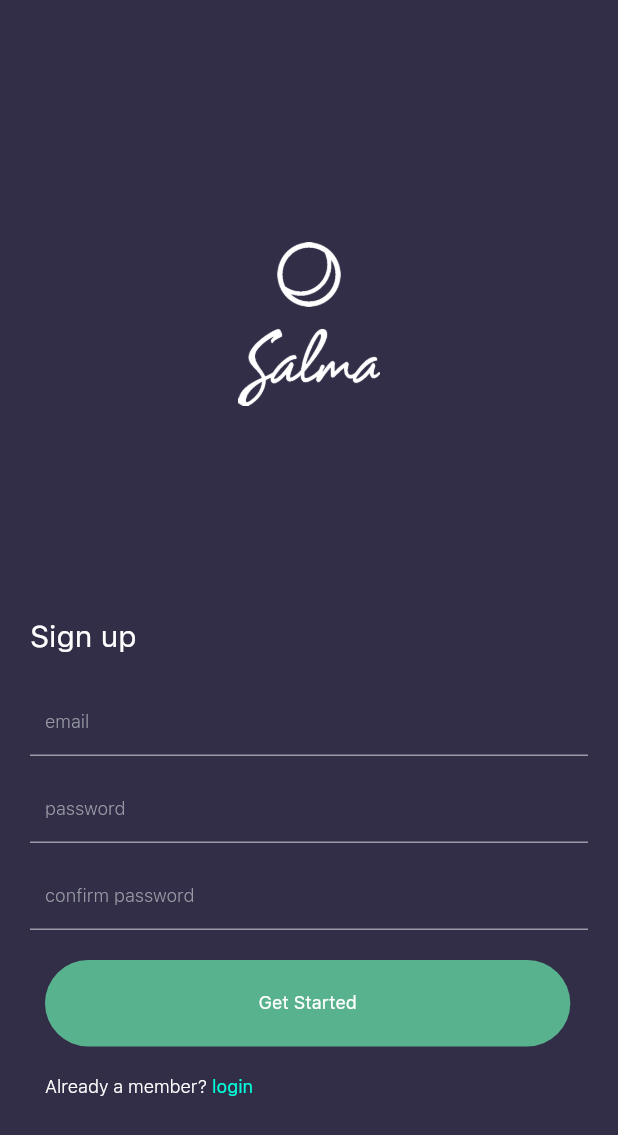
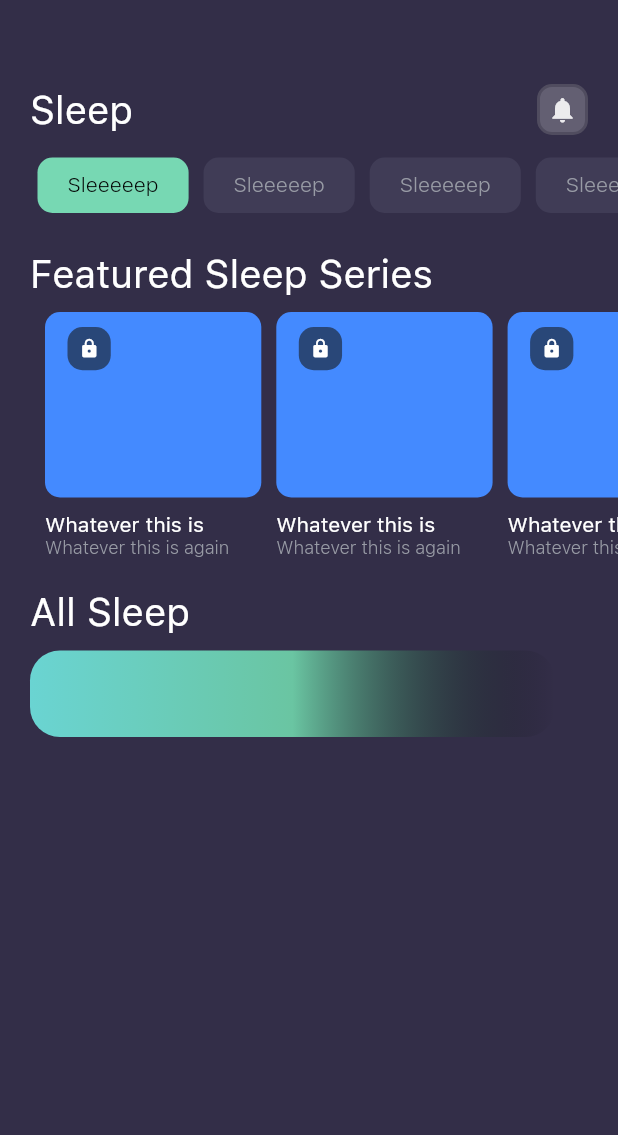
Before and after one commit to ramisadek/salmaApp_UI, a Flutter app: the screen it shows after launch, on a phone screen of 412 x 824 dp. Shown: the top 1135 px of the screen. Run offline on Flutter 3.47's test engine with Material 2 defaults, Android fonts, the phone set to English and light mode, and no system bars.

```diff
--- /dev/null
+++ b/lib/Card/category_card.dart
@@ -0,0 +1,32 @@
+import 'package:flutter/material.dart';
+
+class CategoryCard extends StatelessWidget {
+  bool isSelected;
+  CategoryCard(this.isSelected);
+
+  @override
+  Widget build(BuildContext context) {
+    return InkWell(
+      child: Container(
+        padding: EdgeInsets.symmetric(horizontal: 20,vertical: 10),
+        margin: EdgeInsets.all(5),
+        decoration: BoxDecoration(
+          borderRadius: BorderRadius.all(Radius.circular(10)),
+          color: isSelected? Theme.of(context).buttonColor : Theme.of(context).primaryColor,
+        ),
+        alignment: Alignment.center,
+        child: Text("Sleeeeep",style: Theme.of(context).textTheme.title.copyWith(fontWeight: FontWeight.w300,color: isSelected? Theme.of(context).disabledColor :Theme.of(context).canvasColor,fontSize: MediaQuery.of(context).size.height >
+            1000 &&
+            MediaQuery.of(context).orientation ==
+                Orientation.portrait
+            ? 18
+            : MediaQuery.of(context).size.height > 800 &&
+            MediaQuery.of(context).orientation ==
+                Orientation.landscape
+            ? 18
+            : 14,),),
+      ),
+      onTap: null,
+    );
+  }
+}
--- /dev/null
+++ b/lib/Card/mini_card.dart
@@ -0,0 +1,180 @@
+import 'package:flutter/material.dart';
+
+class MiniCard extends StatelessWidget {
+  @override
+  Widget build(BuildContext context) {
+    return InkWell(
+      child: Padding(
+        padding: EdgeInsets.only(left: 10),
+        child: Column(
+          mainAxisAlignment: MainAxisAlignment.start,
+          crossAxisAlignment: CrossAxisAlignment.start,
+          children: <Widget>[
+            Container(
+                width: MediaQuery.of(context).size.width < 600 &&
+                        MediaQuery.of(context).orientation ==
+                            Orientation.portrait
+                    ? MediaQuery.of(context).size.width * 0.35
+                    : MediaQuery.of(context).size.width < 1000 &&
+                            MediaQuery.of(context).orientation ==
+                                Orientation.landscape
+                        ? MediaQuery.of(context).size.width * 0.5
+                        : MediaQuery.of(context).size.width > 1000 &&
+                                MediaQuery.of(context).orientation ==
+                                    Orientation.landscape
+                            ? MediaQuery.of(context).size.width * 0.3
+                            : MediaQuery.of(context).size.width * 0.7,
+                height: MediaQuery.of(context).size.width < 600 &&
+                        MediaQuery.of(context).orientation ==
+                            Orientation.portrait
+                    ? MediaQuery.of(context).size.height * 0.15
+                    : MediaQuery.of(context).size.width < 1000 &&
+                            MediaQuery.of(context).orientation ==
+                                Orientation.landscape
+                        ? MediaQuery.of(context).size.height * 0.5
+                        : MediaQuery.of(context).size.width > 1000 &&
+                                MediaQuery.of(context).orientation ==
+                                    Orientation.landscape
+                            ? MediaQuery.of(context).size.height * 0.4
+                            : MediaQuery.of(context).size.height * 0.4,
+                decoration: BoxDecoration(
+                    borderRadius: BorderRadius.all(Radius.circular(10)),
+
+                    /// image:,
+                    color: Colors.blueAccent),
+                alignment: Alignment.topLeft,
+                child: InkWell(
+                  child: Stack(
+                    children: <Widget>[
+                      Opacity(
+                        opacity: 0.58,
+                        child: Container(
+                          margin: EdgeInsets.only(left: 15, top: 10),
+                          // padding: EdgeInsets.all(10),
+                          width: MediaQuery.of(context).size.width < 600 &&
+                                  MediaQuery.of(context).orientation ==
+                                      Orientation.portrait
+                              ? MediaQuery.of(context).size.width * 0.07
+                              : MediaQuery.of(context).size.width < 1000 &&
+                                      MediaQuery.of(context).orientation ==
+                                          Orientation.landscape
+                                  ? MediaQuery.of(context).size.width * 0.5
+                                  : MediaQuery.of(context).size.width > 1000 &&
+                                          MediaQuery.of(context).orientation ==
+                                              Orientation.landscape
+                                      ? MediaQuery.of(context).size.width * 0.3
+                                      : MediaQuery.of(context).size.width * 0.7,
+                          height: MediaQuery.of(context).size.width < 600 &&
+                                  MediaQuery.of(context).orientation ==
+                                      Orientation.portrait
+                              ? MediaQuery.of(context).size.width * 0.07
+                              : MediaQuery.of(context).size.width < 1000 &&
+                                      MediaQuery.of(context).orientation ==
+                                          Orientation.landscape
+                                  ? MediaQuery.of(context).size.width * 0.5
+                                  : MediaQuery.of(context).size.width > 1000 &&
+                                          MediaQuery.of(context).orientation ==
+                                              Orientation.landscape
+                                      ? MediaQuery.of(context).size.width * 0.4
+                                      : MediaQuery.of(context).size.width * 0.4,
+
+                          decoration: BoxDecoration(
+                              borderRadius:
+                                  BorderRadius.all(Radius.circular(10)),
+                              color: Color(0xFF161616)),
+                        ),
+                      ),
+                      Container(
+                        // padding: EdgeInsets.all(10),
+                        margin: EdgeInsets.only(left: 15, top: 10),
+                        width: MediaQuery.of(context).size.width < 600 &&
+                                MediaQuery.of(context).orientation ==
+                                    Orientation.portrait
+                            ? MediaQuery.of(context).size.width * 0.07
+                            : MediaQuery.of(context).size.width < 1000 &&
+                                    MediaQuery.of(context).orientation ==
+                                        Orientation.landscape
+                                ? MediaQuery.of(context).size.width * 0.5
+                                : MediaQuery.of(context).size.width > 1000 &&
+                                        MediaQuery.of(context).orientation ==
+                                            Orientation.landscape
+                                    ? MediaQuery.of(context).size.width * 0.3
+                                    : MediaQuery.of(context).size.width * 0.7,
+                        height: MediaQuery.of(context).size.width < 600 &&
+                                MediaQuery.of(context).orientation ==
+                                    Orientation.portrait
+                            ? MediaQuery.of(context).size.width * 0.07
+                            : MediaQuery.of(context).size.width < 1000 &&
+                                    MediaQuery.of(context).orientation ==
+                                        Orientation.landscape
+                                ? MediaQuery.of(context).size.width * 0.5
+                                : MediaQuery.of(context).size.width > 1000 &&
+                                        MediaQuery.of(context).orientation ==
+                                            Orientation.landscape
+                                    ? MediaQuery.of(context).size.width * 0.4
+                                    : MediaQuery.of(context).size.width * 0.4,
+
+                        decoration: BoxDecoration(
+                          borderRadius: BorderRadius.all(Radius.circular(10)),
+                        ),
+                        child: Icon(
+                          Icons.lock,
+                          color: Colors.white,
+                          size: MediaQuery.of(context).size.height > 1000 &&
+                                  MediaQuery.of(context).orientation ==
+                                      Orientation.portrait
+                              ? 25
+                              : MediaQuery.of(context).size.height > 800 &&
+                                      MediaQuery.of(context).orientation ==
+                                          Orientation.landscape
+                                  ? 25
+                                  : 14,
+                        ),
+                      ),
+                    ],
+                  ),
+                  onTap: null,
+                )),
+            Padding(
+                padding: EdgeInsets.only(
+                    top: MediaQuery.of(context).padding.top + 10)),
+            Text(
+              "Whatever this is",
+              style: Theme.of(context).textTheme.title.copyWith(
+                    fontWeight: FontWeight.w500,
+                    fontSize: MediaQuery.of(context).size.height > 1000 &&
+                            MediaQuery.of(context).orientation ==
+                                Orientation.portrait
+                        ? 18
+                        : MediaQuery.of(context).size.height > 800 &&
+                                MediaQuery.of(context).orientation ==
+                                    Orientation.landscape
+                            ? 18
+                            : 14,
+                  ),
+              textScaleFactor: 1.0,
+            ),
+            Text(
+              "Whatever this is again",
+              style: Theme.of(context).textTheme.title.copyWith(
+                    fontWeight: FontWeight.w300,
+                    color: Theme.of(context).canvasColor,
+                    fontSize: MediaQuery.of(context).size.height > 1000 &&
+                            MediaQuery.of(context).orientation ==
+                                Orientation.portrait
+                        ? 18
+                        : MediaQuery.of(context).size.height > 800 &&
+                                MediaQuery.of(context).orientation ==
+                                    Orientation.landscape
+                            ? 18
+                            : 12,
+                  ),
+              textScaleFactor: 1.0,
+            ),
+          ],
+        ),
+      ),
+      onTap: null,
+    );
+  }
+}
--- /dev/null
+++ b/lib/Card/wide_card.dart
@@ -0,0 +1,44 @@
+import 'package:flutter/material.dart';
+
+class WideCard extends StatelessWidget {
+  @override
+  Widget build(BuildContext context) {
+    return Container(
+      width: MediaQuery.of(context).size.width < 600 &&
+          MediaQuery.of(context).orientation ==
+              Orientation.portrait
+          ? MediaQuery.of(context).size.width * 0.85
+          : MediaQuery.of(context).size.width < 1000 &&
+          MediaQuery.of(context).orientation ==
+              Orientation.landscape
+          ? MediaQuery.of(context).size.width * 0.5
+          : MediaQuery.of(context).size.width > 1000 &&
+          MediaQuery.of(context).orientation ==
+              Orientation.landscape
+          ? MediaQuery.of(context).size.width * 0.3
+          : MediaQuery.of(context).size.width * 0.7,
+      height: MediaQuery.of(context).size.width < 600 &&
+          MediaQuery.of(context).orientation ==
+              Orientation.portrait
+          ? MediaQuery.of(context).size.height * 0.07
+          : MediaQuery.of(context).size.width < 1000 &&
+          MediaQuery.of(context).orientation ==
+              Orientation.landscape
+          ? MediaQuery.of(context).size.height * 0.5
+          : MediaQuery.of(context).size.width > 1000 &&
+          MediaQuery.of(context).orientation ==
+              Orientation.landscape
+          ? MediaQuery.of(context).size.height * 0.4
+          : MediaQuery.of(context).size.height * 0.4,
+      decoration: BoxDecoration(
+        borderRadius: BorderRadius.all(Radius.circular(20)),
+        gradient: LinearGradient(
+          begin: Alignment.centerLeft,
+          end: Alignment.centerRight,
+          colors: [Color(0xFF6ad4d2),Color(0xFF6ac5a2),Colors.transparent],
+
+        )
+      ),
+    );
+  }
+}
--- a/lib/main.dart
+++ b/lib/main.dart
@@ -2,6 +2,7 @@ import 'package:flutter/material.dart';
 
 import 'package:flutter_demo/salmaTheme.dart';
 import 'package:flutter_demo/sign-up_screen.dart';
+import 'package:flutter_demo/sleep_screen.dart';
 
 import 'forgetPassword_screen.dart';
 import 'home_screen.dart';
@@ -17,7 +18,7 @@ class MyApp extends StatelessWidget {
     return MaterialApp(
       title: 'Flutter Demo',
       theme: SalmaTheme().mainTheme,
-      home: SignupScreen(),
+      home: SleepScreen(),
     );
   }
 }
--- a/lib/salmaTheme.dart
+++ b/lib/salmaTheme.dart
@@ -3,15 +3,16 @@ import 'package:flutter/material.dart';
 class SalmaTheme {
   ThemeData mainTheme = ThemeData(
       scaffoldBackgroundColor: Color(0xFF332e48),
-      backgroundColor: Color(0xFF332e48),
       primaryColor: Color(0xFF403c56), // home screen container color
       textSelectionColor: Colors.white,
       highlightColor: Color(0xFF6cc494),
       hintColor: Color(0xFF6ac5a2),
       cardColor: Color(0xFF59b28e),
       secondaryHeaderColor: Color(0xFF00ffda),
+      buttonColor: Color(0xFF77d8b3),
       canvasColor: Color(0xFF989ba5),
       selectedRowColor: Color(0xFFadcec0),
+      disabledColor: Colors.black,
       textTheme: TextTheme(
           title: TextStyle(
         color: Colors.white,
--- /dev/null
+++ b/lib/sleep_screen.dart
@@ -0,0 +1,177 @@
+import 'package:flutter/material.dart';
+
+import 'Card/category_card.dart';
+import 'Card/mini_card.dart';
+import 'Card/wide_card.dart';
+
+class SleepScreen extends StatelessWidget {
+  @override
+  Widget build(BuildContext context) {
+    return Scaffold(
+      appBar: AppBar(
+        elevation: 0,
+        backgroundColor: Theme.of(context).scaffoldBackgroundColor,
+      ),
+      body: SingleChildScrollView(
+        child: Container(
+          width: MediaQuery.of(context).size.width,
+          alignment: Alignment.topLeft,
+          padding: EdgeInsets.only(left: 20,),
+          child: Column(
+            crossAxisAlignment: CrossAxisAlignment.start,
+            mainAxisAlignment: MainAxisAlignment.start,
+            children: <Widget>[
+              Container(
+                width: MediaQuery.of(context).size.width,
+                padding: EdgeInsets.only(right: 20),
+                child: Row(
+                  mainAxisAlignment: MainAxisAlignment.spaceBetween,
+                  children: <Widget>[
+                    Text("Sleep",style: Theme.of(context).textTheme.title.copyWith(fontWeight: FontWeight.w500,fontSize: MediaQuery.of(context).size.height >
+                        1000 &&
+                        MediaQuery.of(context).orientation ==
+                            Orientation.portrait
+                        ? 31
+                        : MediaQuery.of(context).size.height > 800 &&
+                        MediaQuery.of(context).orientation ==
+                            Orientation.landscape
+                        ? 31
+                        : 26,),textScaleFactor: 1,),
+                    InkWell(
+                      child: Stack(
+                        /// this stack to separate the opacity of the box from the alarm icon
+                        children: <Widget>[
+                          Opacity(
+                            opacity: 0.29,
+                            child: Container(
+                              alignment: Alignment.center,
+                              // margin: EdgeInsets.all(10),
+                              padding: EdgeInsets.all(5),
+                              child: Opacity(
+                                opacity: 0,
+                                child: Icon(
+                                  Icons.notifications,
+                                  size: MediaQuery.of(context).size.height >
+                                      1000 &&
+                                      MediaQuery.of(context).orientation ==
+                                          Orientation.portrait
+                                      ? 25
+                                      : MediaQuery.of(context).size.height > 800 &&
+                                      MediaQuery.of(context).orientation ==
+                                          Orientation.landscape
+                                      ? 25
+                                      : 20,
+                                ),
+                              ), // i put the bell here to make the size of this container as the below
+                              decoration: BoxDecoration(
+                                  color: Color(0xFFd8d8d8),
+                                  border: Border.all(
+                                      color: Color(0xFF979797),
+                                      width: 2
+                                  ),
+                                  borderRadius:
+                                  BorderRadius.all(Radius.circular(10))),
+                            ),
+                          ),
+                          /// this container is for the icon and have the same padding as the above for optimizing on different devices
+                          Container(
+                            padding: EdgeInsets.all(5),
+                            alignment: Alignment.bottomRight,
+                            child: Opacity(
+                              opacity: 0.88,
+                              child: Icon(
+                                Icons.notifications,
+                                color: Theme.of(context).textSelectionColor,
+                                size: MediaQuery.of(context).size.height >
+                                    1000 &&
+                                    MediaQuery.of(context).orientation ==
+                                        Orientation.portrait
+                                    ? 25
+                                    : MediaQuery.of(context).size.height > 800 &&
+                                    MediaQuery.of(context).orientation ==
+                                        Orientation.landscape
+                                    ? 25
+                                    : 20,
+                              ),
+                            ),
+                            decoration: BoxDecoration(
+                                border: Border.all(
+                                    color: Colors.transparent,
+                                    width: 2
+                                ),
+                                borderRadius:
+                                BorderRadius.all(Radius.circular(10))),
+                          )
+                        ],
+                      ),
+                      onTap: null,
+                    ),
+                  ],
+                ),
+              ),
+              Padding(padding: EdgeInsets.only(top: 10)),
+              Container(
+                width: MediaQuery.of(context).size.width,
+                alignment: Alignment.topLeft,
+                child: SingleChildScrollView(
+                  scrollDirection: Axis.horizontal,
+                  child: Row(
+                    mainAxisAlignment: MainAxisAlignment.start,
+                    crossAxisAlignment: CrossAxisAlignment.start,
+                    children: <Widget>[
+                      CategoryCard(true),
+                      CategoryCard(false),
+                      CategoryCard(false),
+                      CategoryCard(false),
+                    ],
+                  ),
+                ),
+              ),
+              Padding(padding: EdgeInsets.only(top: 20)),
+              Text("Featured Sleep Series",style: Theme.of(context).textTheme.title.copyWith(fontWeight: FontWeight.w500,fontSize: MediaQuery.of(context).size.height >
+                  1000 &&
+                  MediaQuery.of(context).orientation ==
+                      Orientation.portrait
+                  ? 31
+                  : MediaQuery.of(context).size.height > 800 &&
+                  MediaQuery.of(context).orientation ==
+                      Orientation.landscape
+                  ? 31
+                  : 26,),textScaleFactor: 1,),
+              Padding(padding: EdgeInsets.only(top: 10)),
+              Container(
+                width: MediaQuery.of(context).size.width,
+                alignment: Alignment.topLeft,
+                child: SingleChildScrollView(
+                  scrollDirection: Axis.horizontal,
+                  child: Row(
+                    mainAxisAlignment: MainAxisAlignment.start,
+                    crossAxisAlignment: CrossAxisAlignment.start,
+                    children: <Widget>[
+                      MiniCard(),
+                      MiniCard(),
+                      MiniCard(),
+                    ],
+                  ),
+                ),
+              ),
+              Padding(padding: EdgeInsets.only(top: 20)),
+              Text("All Sleep",style: Theme.of(context).textTheme.title.copyWith(fontWeight: FontWeight.w500,fontSize: MediaQuery.of(context).size.height >
+                  1000 &&
+                  MediaQuery.of(context).orientation ==
+                      Orientation.portrait
+                  ? 31
+                  : MediaQuery.of(context).size.height > 800 &&
+                  MediaQuery.of(context).orientation ==
+                      Orientation.landscape
+                  ? 31
+                  : 26,),textScaleFactor: 1,),
+              Padding(padding: EdgeInsets.only(top: 10)),
+              WideCard(),
+            ],
+          ),
+        )
+      ),
+    );
+  }
+}
```
Also changed, not shown: assets/Images/Clogo.png (added), assets/Images/loading.png (added).
